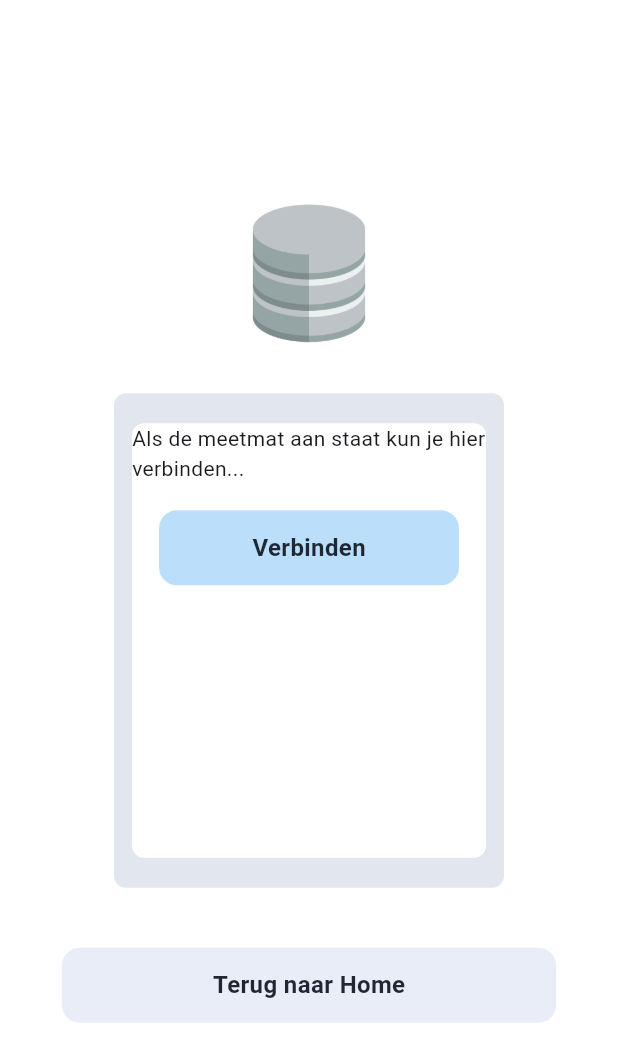
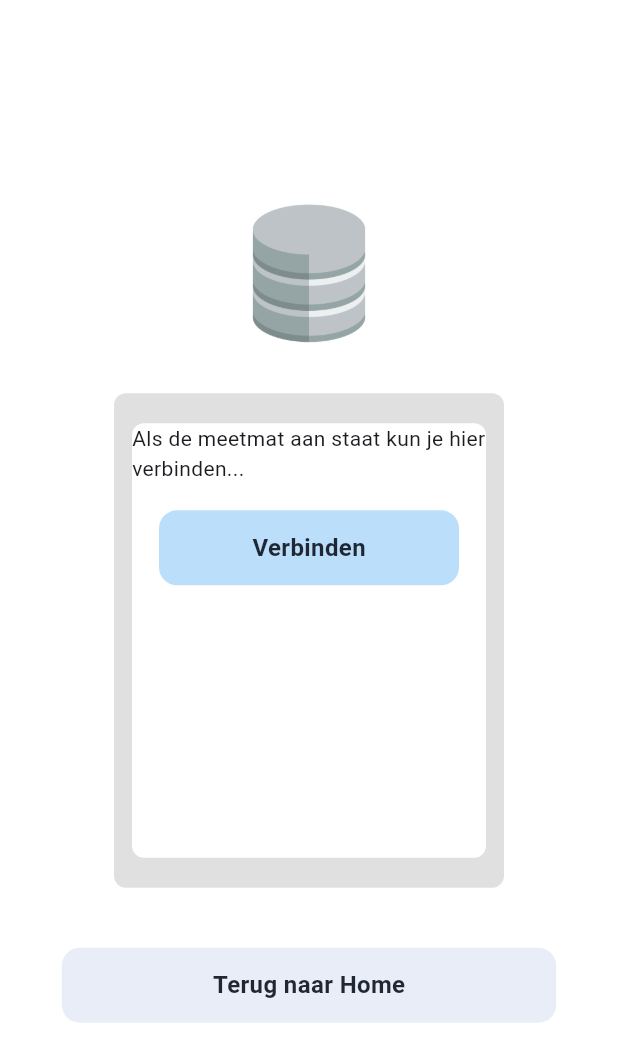
Before and after one commit to bestiesbesties/MeasureApp, a Flutter app: the WebserverView screen opened directly, on a phone screen of 412 x 824 dp. Shown: the top 1062 px of the screen. Run offline on Flutter 3.47's test engine with Material 3 defaults, Android fonts, the light colour scheme and no system bars; our stand-ins replace flutter_blue_plus.

Commit message:
uniform grey color

```diff
--- a/lib/webserver/webserver_view.dart
+++ b/lib/webserver/webserver_view.dart
@@ -27,7 +27,7 @@ class WebserverView extends StatelessWidget {
                 maxHeight: MediaQuery.of(context).size.height * 0.4,
               ),
               decoration: BoxDecoration(
-                color: Color(0xFFE2E6EF),
+                color: Colors.grey[300],
                 borderRadius: BorderRadius.circular(8),
               ),
               child: Padding(
```
